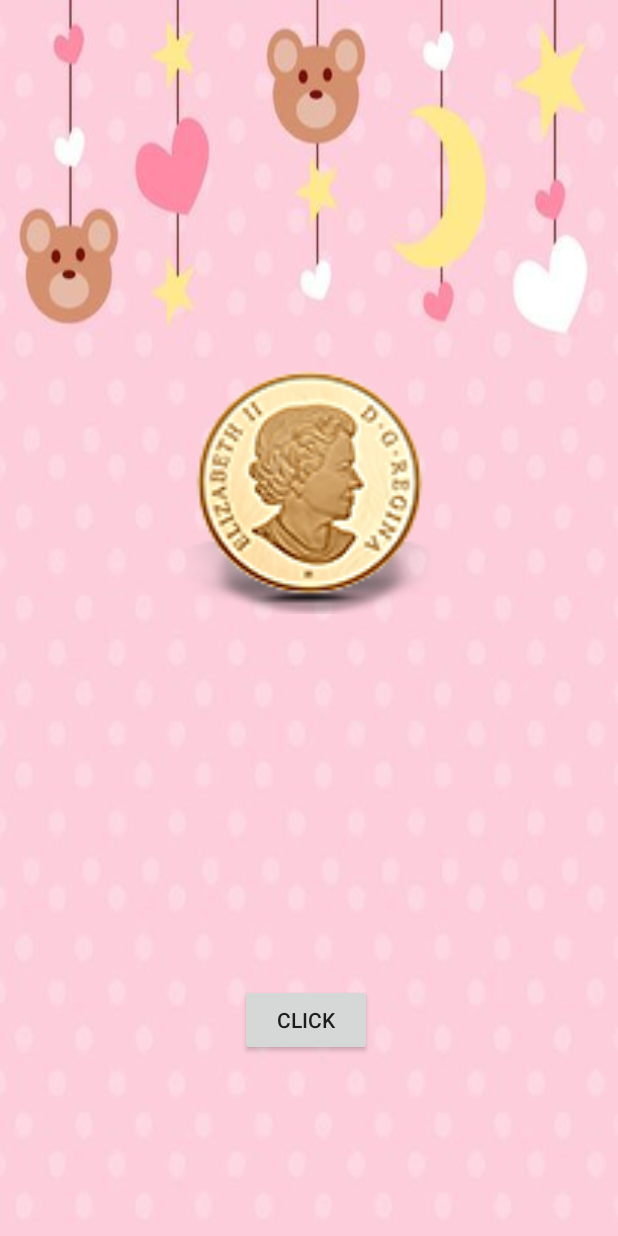
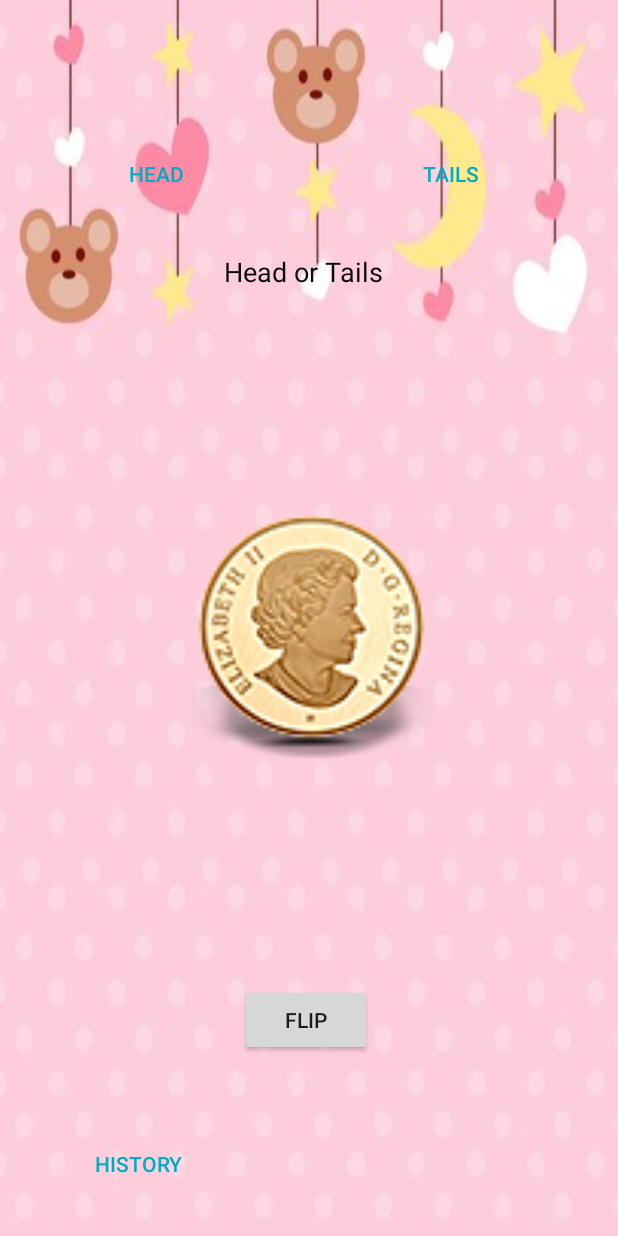
Before and after one commit to gurjeetsingh/Practical-Parenting-Andorid-Application, an Android app: the CoinFlipActivity screen opened directly, with no data from a screen before it, on a phone screen of 412 x 824 dp. Run offline under Robolectric (Android 15) with nearby library versions, the light colour scheme and no system bars.

Commit message:
Basic coin flipping

```diff
--- a/app/build.gradle
+++ b/app/build.gradle
@@ -26,7 +26,9 @@ dependencies {
     implementation fileTree(dir: "libs", include: ["*.jar"])
     implementation 'androidx.appcompat:appcompat:1.2.0'
     implementation 'androidx.constraintlayout:constraintlayout:2.0.2'
+    implementation 'com.google.android.material:material:1.2.1'
     testImplementation 'junit:junit:4.12'
+    implementation 'com.google.code.gson:gson:2.8.6'
     androidTestImplementation 'androidx.test.ext:junit:1.1.2'
     androidTestImplementation 'androidx.test.espresso:espresso-core:3.3.0'
 
--- a/app/src/main/AndroidManifest.xml
+++ b/app/src/main/AndroidManifest.xml
@@ -9,7 +9,8 @@
         android:roundIcon="@mipmap/ic_launcher_round"
         android:supportsRtl="true"
         android:theme="@style/AppTheme">
-        <activity android:name=".UI.MainMenu"></activity>
+        <activity android:name=".UI.FlippingHistory"></activity>
+        <activity android:name=".UI.MainMenu" />
         <activity android:name=".UI.TimeoutActivity" />
         <activity android:name=".UI.ConfigureChildren" />
         <activity android:name=".UI.CoinFlipActivity" />
--- a/app/src/main/java/com/e/practicalparentlavateam/UI/CoinFlipActivity.java
+++ b/app/src/main/java/com/e/practicalparentlavateam/UI/CoinFlipActivity.java
@@ -7,9 +7,13 @@ import android.animation.AnimatorListenerAdapter;
 import android.animation.ObjectAnimator;
 import android.content.Context;
 import android.content.Intent;
+import android.content.SharedPreferences;
 import android.media.MediaParser;
 import android.media.MediaPlayer;
 import android.os.Bundle;
+import android.view.View;
+import android.widget.Button;
+import android.widget.TextView;
 import android.view.View;
 import android.view.animation.AccelerateDecelerateInterpolator;
 import android.view.animation.DecelerateInterpolator;
@@ -18,38 +22,58 @@ import android.widget.ImageView;
 import android.widget.Toast;
 
 import com.e.practicalparentlavateam.R;
+import com.e.practicalparentlavateam.UI.model.HistoryItem;
+import com.e.practicalparentlavateam.UI.model.HistoryManager;
+import com.google.gson.Gson;
+
+import java.util.Date;
+import java.util.Random;
 
 import java.util.Random;
 
 public class CoinFlipActivity extends AppCompatActivity {
+    private HistoryManager manager;
+    private String choise;
+    private int win = R.drawable.win;
+    private int lose = R.drawable.lose;
 
     @Override
     protected void onCreate(Bundle savedInstanceState) {
         super.onCreate(savedInstanceState);
         setContentView(R.layout.activity_coin_flip);
 
+        getHistory();
+        history();
+        head();
+        tails();
         flipCoin();
     }
 
-    private void flipCoin() {
-        /*final Random random = new Random();
-        Button button = (Button) findViewById(R.id.button);
-        final ImageView image1 = (ImageView) findViewById(R.id.front);
-        final ImageView image2 = (ImageView) findViewById(R.id.back);
-        button.setOnClickListener(new View.OnClickListener() {
+    private void tails() {
+        Button tails = (Button) findViewById(R.id.tails);
+        tails.setOnClickListener(new View.OnClickListener() {
             @Override
             public void onClick(View v) {
-                int num = random.nextInt(2);
-                if(num == 1){
-                    image1.setAlpha((float) 0.0);
-                    image2.setAlpha((float) 1.0);
-                }
-                else{
-                    image1.setAlpha((float) 1.0);
-                    image2.setAlpha((float) 0.0);
-                }
+                choise = "Tails";
+                TextView showChoise = (TextView) findViewById(R.id.choise);
+                showChoise.setText(choise);
             }
-        });*/
+        });
+    }
+
+    private void head() {
+        Button head = (Button) findViewById(R.id.head);
+        head.setOnClickListener(new View.OnClickListener() {
+            @Override
+            public void onClick(View v) {
+                choise = "Head";
+                TextView showChoise = (TextView) findViewById(R.id.choise);
+                showChoise.setText(choise);
+            }
+        });
+    }
+
+    private void flipCoin() {
         //https://stackoverflow.com/questions/46111262/card-flip-animation-in-android
         final Random random = new Random();
         final ImageView image1 = (ImageView) findViewById(R.id.front);
@@ -63,11 +87,11 @@ public class CoinFlipActivity extends AppCompatActivity {
                 final ObjectAnimator back = ObjectAnimator.ofFloat(image1, "scaleX", 0f, 1f);
                 front.setInterpolator(new DecelerateInterpolator());
                 back.setInterpolator(new AccelerateDecelerateInterpolator());
+                final int num = random.nextInt(2);
                 front.addListener(new AnimatorListenerAdapter() {
                     @Override
                     public void onAnimationEnd(Animator animation) {
                         super.onAnimationEnd(animation);
-                        int num = random.nextInt(2);
                         if(num == 1){
                             //https://www.mint.ca/store/coins/10-oz.-pure-silver-gold-plated-coin---robert-batemans-eminto-the-light---lionem---mintage-700-2019-prod3550023
                             image1.setImageResource(R.drawable.coin_front);
@@ -79,10 +103,62 @@ public class CoinFlipActivity extends AppCompatActivity {
                     }
                 });
                 front.start();
+                int c = 2;
+                if(choise == null)
+                    return;
+                else if(choise.equals("Tails"))
+                    c = 0;
+                else if(choise.equals("Head"))
+                    c = 1;
+                Random r = new Random();
+                int image;
+                if(c == num) {
+                    image = win;
+                    Date currentTime = new Date();
+                    manager.add(new HistoryItem(currentTime.toString(), choise, image));
+                    Save(manager);
+                }
+                else {
+                    image = lose;
+                    Date currentTime = new Date();
+                    manager.add(new HistoryItem(currentTime.toString(), choise, image));
+                    Save(manager);
+                }
             }
         });
     }
 
+    private HistoryManager getData(){
+        SharedPreferences sp = getSharedPreferences("Save history",MODE_PRIVATE);
+        Gson g = new Gson();
+        String temp = sp.getString("history",null);
+        return g.fromJson(temp,HistoryManager.class);
+    }
+
+    private void getHistory() {
+        HistoryManager.setInstance(getData());
+        manager = HistoryManager.getInstance();
+    }
+
+    private void Save(HistoryManager m){
+        SharedPreferences sp = getSharedPreferences("Save history",MODE_PRIVATE);
+        SharedPreferences.Editor edit = sp.edit();
+        Gson g = new Gson();
+        String temp = g.toJson(m);
+        edit.putString("history",temp);
+        edit.apply();
+    }
+
+    private void history() {
+        Button his = (Button) findViewById(R.id.history);
+        his.setOnClickListener(new View.OnClickListener() {
+            @Override
+            public void onClick(View v) {
+                Intent intent = FlippingHistory.makeLaunch(CoinFlipActivity.this);
+                startActivity(intent);
+            }
+        });
+    }
     public static Intent makeIntent(Context context) {
         Intent coinflipintent = new Intent(context, CoinFlipActivity.class);
         return coinflipintent;
--- /dev/null
+++ b/app/src/main/java/com/e/practicalparentlavateam/UI/model/HistoryManager.java
@@ -0,0 +1,23 @@
+package com.e.practicalparentlavateam.UI.model;
+
+import java.util.ArrayList;
+import java.util.List;
+
+public class HistoryManager {
+    private static HistoryManager instance;
+
+    private List<HistoryItem> list = new ArrayList<>();
+
+    public void add(HistoryItem h) {list.add(h);}
+
+    public List<HistoryItem> getList(){return list;}
+
+    public static HistoryManager getInstance() {return instance;}
+
+    public static void setInstance(HistoryManager h){
+        if(h == null)
+            instance = new HistoryManager();
+        else
+            instance = h;
+    }
+}
--- a/app/src/main/res/layout/activity_coin_flip.xml
+++ b/app/src/main/res/layout/activity_coin_flip.xml
@@ -7,29 +7,66 @@
     android:background="@drawable/child"
     tools:context=".UI.CoinFlipActivity">
 
+    <Button
+        android:id="@+id/history"
+        style="@style/Widget.AppCompat.Button.Borderless"
+        android:layout_width="wrap_content"
+        android:layout_height="wrap_content"
+        android:layout_marginStart="48dp"
+        android:layout_marginBottom="24dp"
+        android:text="@string/history"
+        android:textColor="#00ACC1"
+        app:layout_constraintBottom_toBottomOf="parent"
+        app:layout_constraintStart_toStartOf="parent" />
+
+    <Button
+        android:id="@+id/head"
+        style="@style/Widget.AppCompat.Button.Borderless"
+        android:layout_width="wrap_content"
+        android:layout_height="wrap_content"
+        android:layout_marginStart="60dp"
+        android:layout_marginTop="92dp"
+        android:text="@string/head"
+        android:textColor="#00ACC1"
+        app:layout_constraintStart_toStartOf="parent"
+        app:layout_constraintTop_toTopOf="parent" />
+
+    <Button
+        android:id="@+id/tails"
+        style="@style/Widget.AppCompat.Button.Borderless"
+        android:layout_width="wrap_content"
+        android:layout_height="wrap_content"
+        android:layout_marginTop="92dp"
+        android:layout_marginEnd="68dp"
+        android:text="@string/tails"
+        android:textColor="#00ACC1"
+        app:layout_constraintEnd_toEndOf="parent"
+        app:layout_constraintTop_toTopOf="parent" />
+
+    <TextView
+        android:id="@+id/choise"
+        android:layout_width="180dp"
+        android:layout_height="34dp"
+        android:layout_marginStart="112dp"
+        android:layout_marginTop="164dp"
+        android:gravity="center"
+        android:text="Head or Tails"
+        android:textColor="#090909"
+        android:textSize="18sp"
+        app:layout_constraintStart_toStartOf="parent"
+        app:layout_constraintTop_toTopOf="parent" />
+
     <ImageView
         android:id="@+id/front"
         android:layout_width="172dp"
         android:layout_height="175dp"
-        android:layout_marginTop="240dp"
+        android:layout_marginTop="336dp"
         android:alpha="1.0"
         app:layout_constraintEnd_toEndOf="parent"
-        app:layout_constraintHorizontal_bias="0.497"
+        app:layout_constraintHorizontal_bias="0.502"
         app:layout_constraintStart_toStartOf="parent"
         app:layout_constraintTop_toTopOf="parent"
         app:srcCompat="@drawable/coin_front" />
-
-    <ImageView
-        android:id="@+id/back"
-        android:layout_width="172dp"
-        android:layout_height="175dp"
-        android:layout_marginTop="240dp"
-        android:alpha="0.0"
-        app:layout_constraintEnd_toEndOf="parent"
-        app:layout_constraintHorizontal_bias="0.497"
-        app:layout_constraintStart_toStartOf="parent"
-        app:layout_constraintTop_toTopOf="parent"
-        app:srcCompat="@drawable/coin_back" />
 
     <Button
         android:id="@+id/button"
@@ -37,7 +74,7 @@
         android:layout_height="wrap_content"
         android:layout_marginStart="160dp"
         android:layout_marginBottom="120dp"
-        android:text="click"
+        android:text="@string/flip"
         app:layout_constraintBottom_toBottomOf="parent"
         app:layout_constraintStart_toStartOf="parent" />
 </androidx.constraintlayout.widget.ConstraintLayout>
--- a/app/src/main/res/values/strings.xml
+++ b/app/src/main/res/values/strings.xml
@@ -1,3 +1,8 @@
 <resources>
     <string name="app_name">PracticalParentLavaTeam</string>
+
+    <string name="history">History</string>
+    <string name="flip">Flip</string>
+    <string name="head">Head</string>
+    <string name="tails">Tails</string>
 </resources>
```
Also changed, not shown: app/src/main/java/com/e/practicalparentlavateam/UI/FlippingHistory.java (added, +65 -0 lines), app/src/main/java/com/e/practicalparentlavateam/UI/model/HistoryItem.java (added, +25 -0 lines), app/src/main/res/layout/activity_flipping_history.xml (added, +20 -0 lines), app/src/main/res/layout/history_list.xml (added, +35 -0 lines), app/src/main/res/drawable-hdpi/lose.png (added), app/src/main/res/drawable-hdpi/win.png (added).
